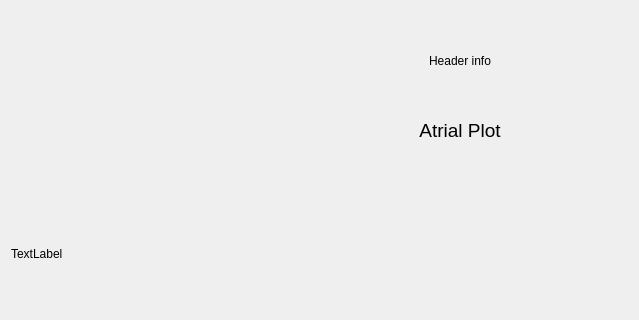
CarlosCapili/3K04-Pacemaker-Project, file DCM/ui_files/egram_report.ui: the form before one commit; both pictures show x 0 to 639 and y 0 to 320 of the 920 by 647 pixel window.
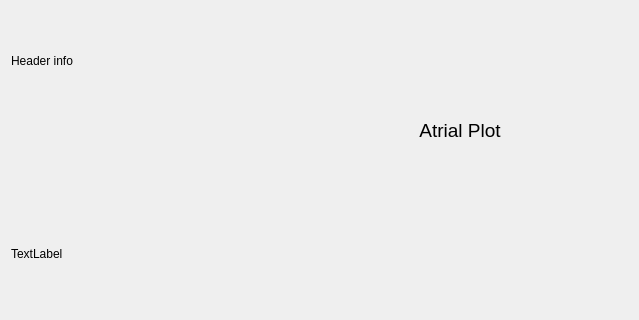
The form after the commit.

Commit message: left align header

The edit to the form file:
```diff
--- a/DCM/ui_files/egram_report.ui
+++ b/DCM/ui_files/egram_report.ui
@@ -44,7 +44,7 @@
       <string>Header info</string>
      </property>
      <property name="alignment">
-      <set>Qt::AlignCenter</set>
+      <set>Qt::AlignLeading|Qt::AlignLeft|Qt::AlignVCenter</set>
      </property>
     </widget>
    </item>
```
The commit also changes 1 other file.
